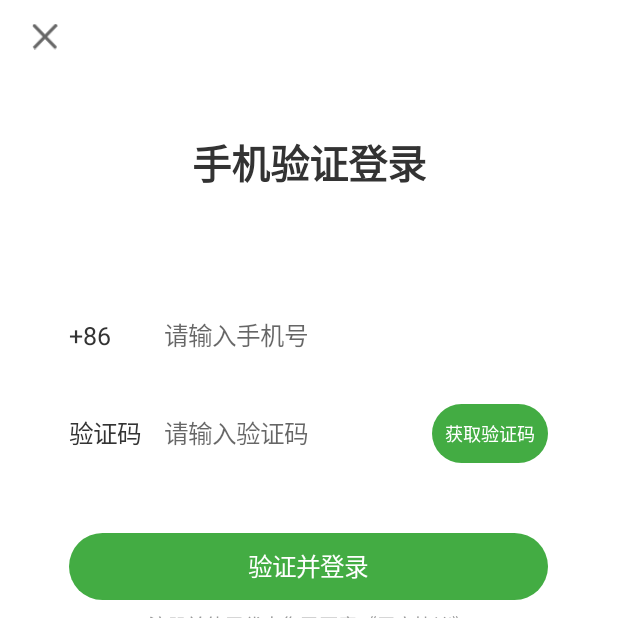
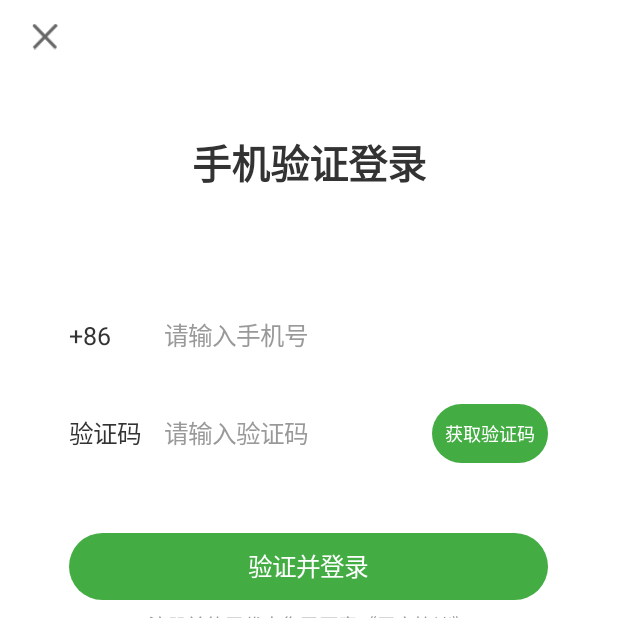
Before and after one commit to Brook007/DependencyLayout, an Android app: the SimpleActivity screen opened directly, with no data from a screen before it, on a phone screen of 412 x 824 dp, the top half of it. Run offline under Robolectric (Android 15) with nearby library versions, the light colour scheme and no system bars.

Commit message:
更新layout.xml

```diff
--- a/app/src/main/res/layout/activity_simple_px.xml
+++ b/app/src/main/res/layout/activity_simple_px.xml
@@ -1,6 +1,7 @@
 <?xml version="1.0" encoding="utf-8"?>
 <com.brook.app.android.supportlibrary.view.DependencyLayout xmlns:android="http://schemas.android.com/apk/res/android"
     xmlns:app="http://schemas.android.com/apk/res-auto"
+    xmlns:tools="http://schemas.android.com/tools"
     android:layout_width="match_parent"
     android:layout_height="match_parent"
     android:background="#FFFFFF"
@@ -70,6 +71,7 @@
         android:maxLines="1"
         android:singleLine="true"
         android:textColor="#333333"
+        android:textColorHint="#999999"
         android:textSize="30px"
         app:aboveTo="@id/phone_number_line"
         app:alignRight="@id/phone_number_line"
@@ -124,6 +126,7 @@
         android:maxLines="1"
         android:singleLine="true"
         android:textColor="#333333"
+        android:textColorHint="#999999"
         android:textSize="30px"
         app:alignLeft="@id/phone_number"
         app:belowTo="@id/phone_number_line"
```
